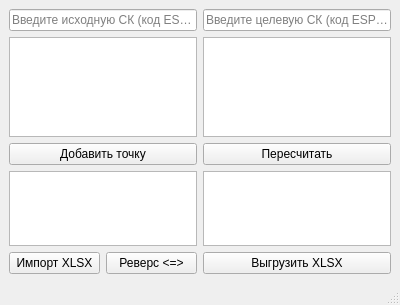
SemyonKombarov/-----------------, file ui/main_window.ui: the form before one commit.
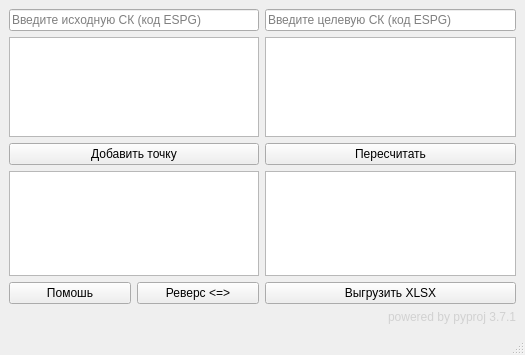
The form after the commit.

Patch:
```diff
--- a/ui/main_window.ui
+++ b/ui/main_window.ui
@@ -6,15 +6,15 @@
    <rect>
     <x>0</x>
     <y>0</y>
-    <width>400</width>
-    <height>305</height>
+    <width>525</width>
+    <height>355</height>
    </rect>
   </property>
   <property name="windowTitle">
    <string>MainWindow</string>
   </property>
   <widget class="QWidget" name="centralwidget">
-   <layout class="QHBoxLayout" name="horizontalLayout_3">
+   <layout class="QVBoxLayout" name="verticalLayout_2">
     <item>
      <layout class="QHBoxLayout" name="horizontalLayout_2">
       <item>
@@ -50,6 +50,9 @@
         </item>
         <item>
          <widget class="QPushButton" name="pushButton">
+          <property name="enabled">
+           <bool>true</bool>
+          </property>
           <property name="text">
            <string>Добавить точку</string>
           </property>
@@ -62,8 +65,11 @@
          <layout class="QHBoxLayout" name="horizontalLayout">
           <item>
            <widget class="QPushButton" name="pushButton_2">
+            <property name="enabled">
+             <bool>true</bool>
+            </property>
             <property name="text">
-             <string>Импорт XLSX</string>
+             <string>Помошь</string>
             </property>
            </widget>
           </item>
@@ -111,9 +117,18 @@
         </item>
         <item>
          <widget class="QPushButton" name="pushButton_4">
+          <property name="enabled">
+           <bool>true</bool>
+          </property>
           <property name="autoFillBackground">
            <bool>false</bool>
           </property>
+          <property name="styleSheet">
+           <string notr="true">/*QPushButton{background-color:rgb(233, 248, 255)}/
+QPushButton::hover{background-color:rgb(208, 248, 255)}
+QPushButton::pressed{background-color:rgb(181, 232, 255)}QPushButton::disabled{background-color:rgb(233, 248, 255)}
+</string>
+          </property>
           <property name="text">
            <string>Пересчитать</string>
           </property>
@@ -124,6 +139,9 @@
         </item>
         <item>
          <widget class="QPushButton" name="pushButton_5">
+          <property name="enabled">
+           <bool>true</bool>
+          </property>
           <property name="text">
            <string>Выгрузить XLSX</string>
           </property>
@@ -133,6 +151,25 @@
       </item>
      </layout>
     </item>
+    <item>
+     <widget class="QLabel" name="label">
+      <property name="font">
+       <font>
+        <kerning>true</kerning>
+       </font>
+      </property>
+      <property name="styleSheet">
+       <string notr="true">color:rgb(209, 209, 209);
+background-color: transparent;</string>
+      </property>
+      <property name="text">
+       <string>powered by pyproj 3.7.1</string>
+      </property>
+      <property name="alignment">
+       <set>Qt::AlignRight|Qt::AlignTrailing|Qt::AlignVCenter</set>
+      </property>
+     </widget>
+    </item>
    </layout>
   </widget>
   <widget class="QStatusBar" name="statusbar"/>
```
Left out of the diff: 6 changed lines with no effect on the pictures.
